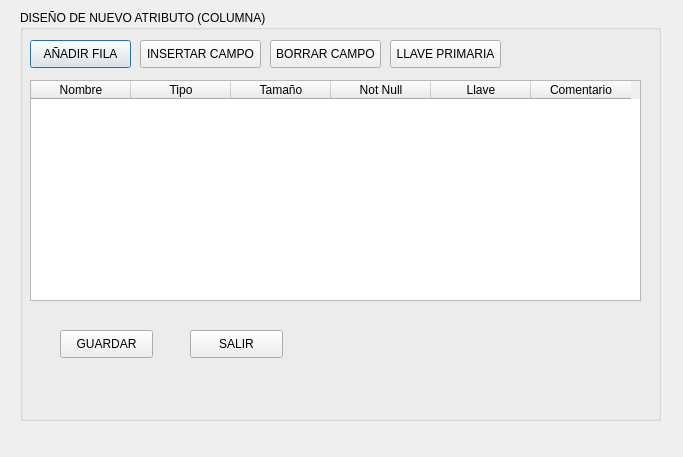
pedrokilo/SGBD_CRUDpy, file SGBD_OBDC/INTERFAZ DE BASE DE DATOS1.ui: the form before one commit.
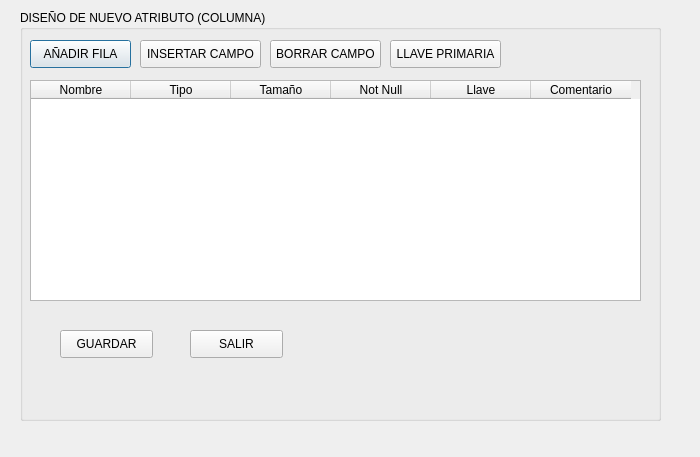
The form after the commit.

Commit message: CODIGO DE TBD

Diff of the .ui file:
```diff
--- a/SGBD_OBDC/INTERFAZ DE BASE DE DATOS1.ui
+++ b/SGBD_OBDC/INTERFAZ DE BASE DE DATOS1.ui
@@ -6,7 +6,7 @@
    <rect>
     <x>0</x>
     <y>0</y>
-    <width>683</width>
+    <width>700</width>
     <height>457</height>
    </rect>
   </property>
```
The commit also changes 1 other file.
